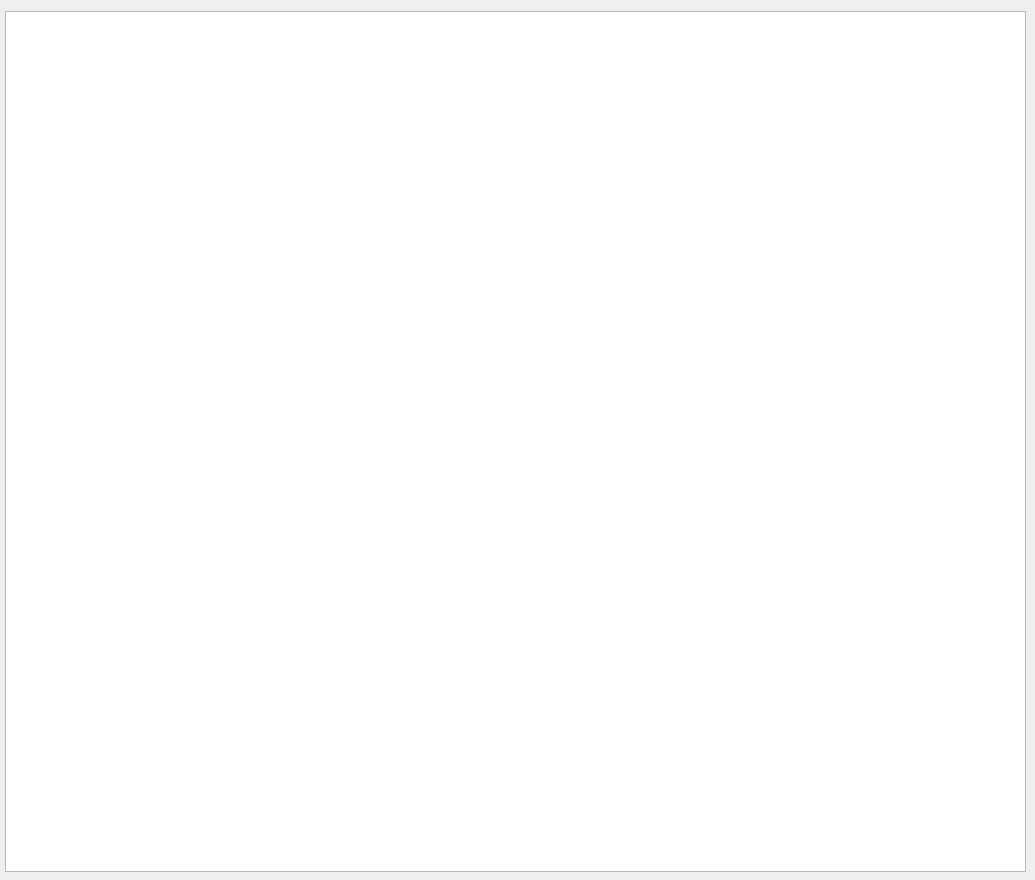
Qt form main.ui (Yanner56595/Yandex_Test) before a commit.
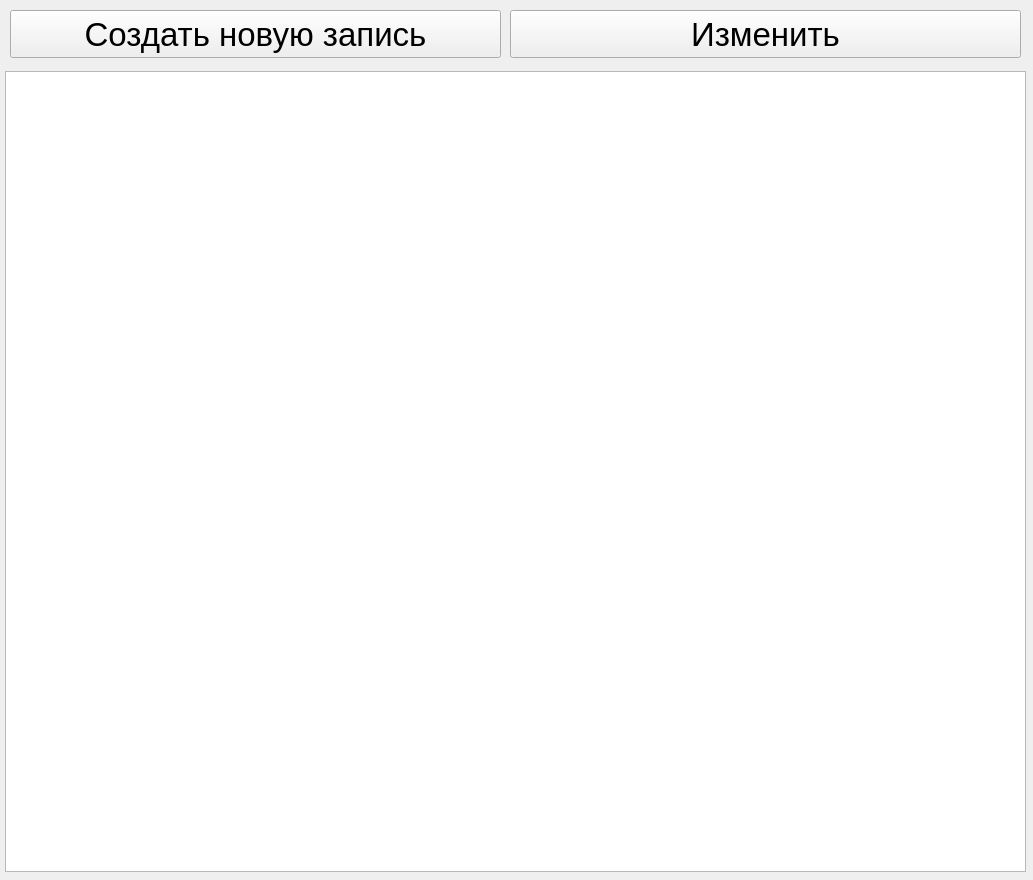
The same form after that commit.

What changed in the file:
```diff
--- a/main.ui
+++ b/main.ui
@@ -6,7 +6,7 @@
    <rect>
     <x>0</x>
     <y>0</y>
-    <width>1035</width>
+    <width>1033</width>
     <height>880</height>
    </rect>
   </property>
@@ -17,12 +17,60 @@
    <property name="geometry">
     <rect>
      <x>5</x>
-     <y>11</y>
+     <y>71</y>
      <width>1021</width>
-     <height>861</height>
+     <height>801</height>
     </rect>
    </property>
   </widget>
+  <widget class="QPushButton" name="pushButton">
+   <property name="geometry">
+    <rect>
+     <x>10</x>
+     <y>10</y>
+     <width>491</width>
+     <height>48</height>
+    </rect>
+   </property>
+   <property name="sizePolicy">
+    <sizepolicy hsizetype="Minimum" vsizetype="Fixed">
+     <horstretch>0</horstretch>
+     <verstretch>0</verstretch>
+    </sizepolicy>
+   </property>
+   <property name="font">
+    <font>
+     <pointsize>25</pointsize>
+    </font>
+   </property>
+   <property name="text">
+    <string>Создать новую запись</string>
+   </property>
+  </widget>
+  <widget class="QPushButton" name="pushButton_2">
+   <property name="geometry">
+    <rect>
+     <x>510</x>
+     <y>10</y>
+     <width>511</width>
+     <height>48</height>
+    </rect>
+   </property>
+   <property name="sizePolicy">
+    <sizepolicy hsizetype="Minimum" vsizetype="Fixed">
+     <horstretch>0</horstretch>
+     <verstretch>0</verstretch>
+    </sizepolicy>
+   </property>
+   <property name="font">
+    <font>
+     <pointsize>25</pointsize>
+    </font>
+   </property>
+   <property name="text">
+    <string>Изменить</string>
+   </property>
+  </widget>
  </widget>
  <resources/>
  <connections/>
```
